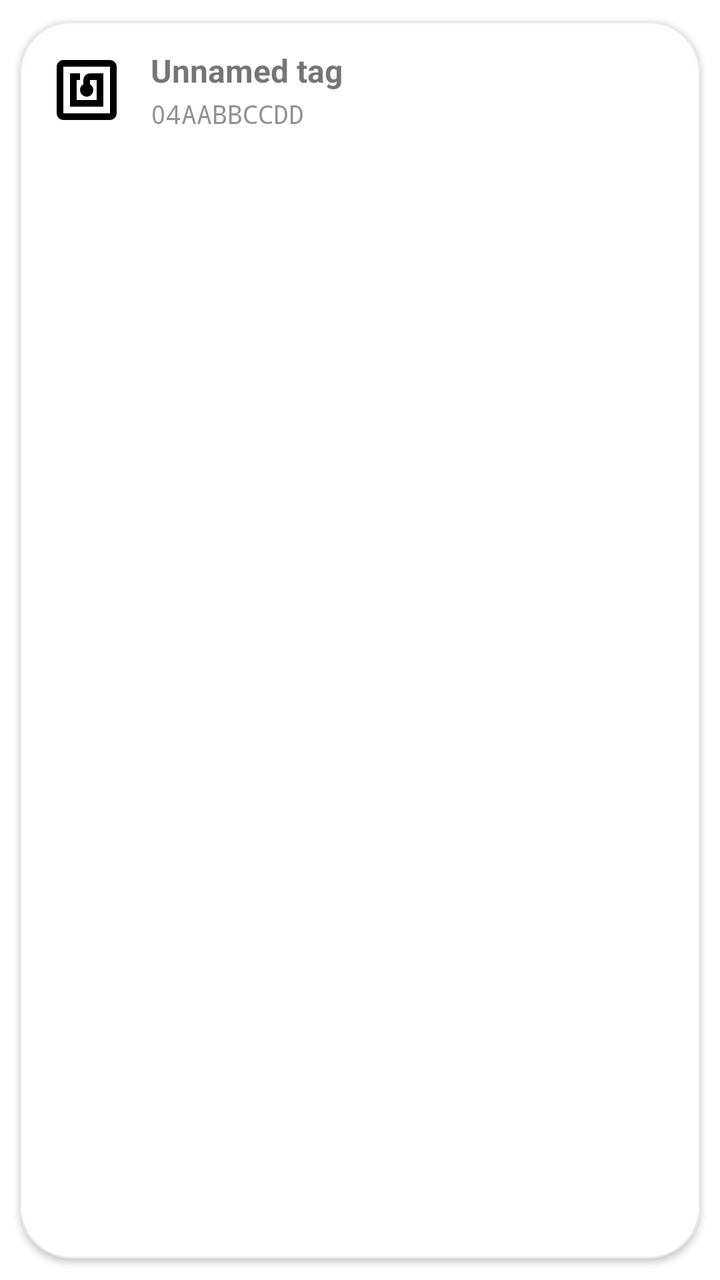
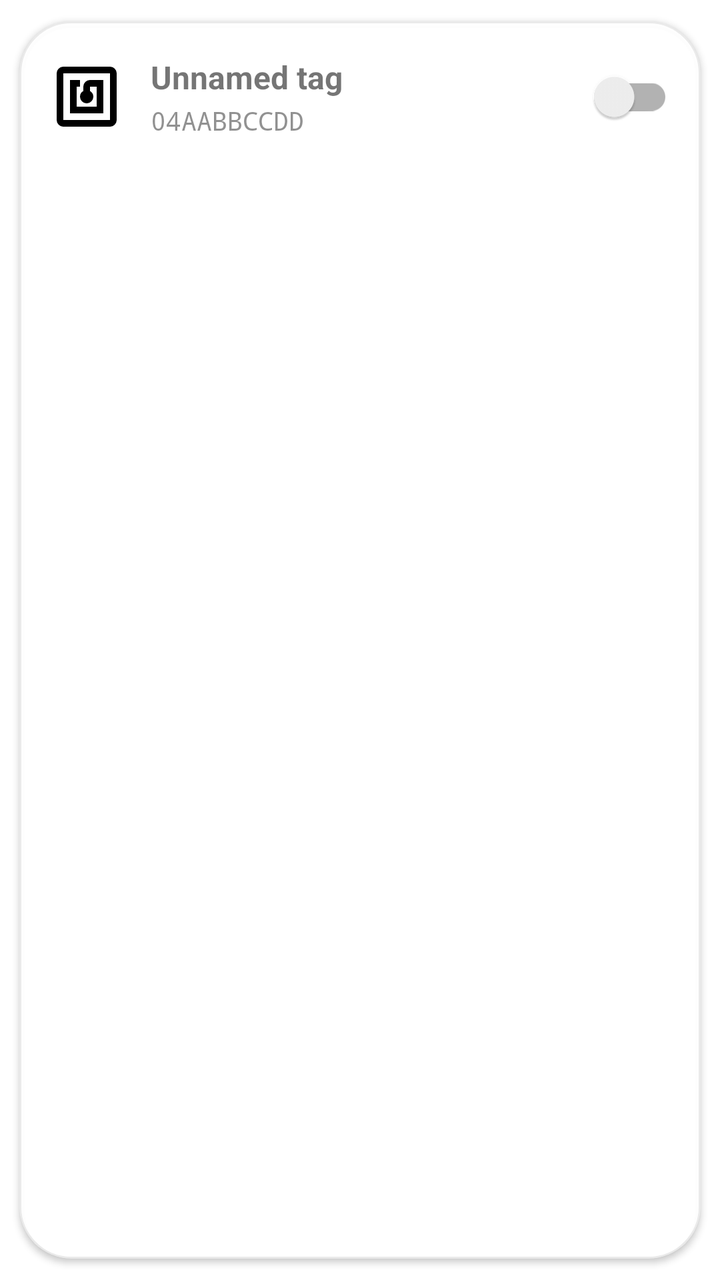

The first picture is an Android layout as it rendered before a commit; the second is the same layout after the commit. The layout source and the unified diff follow.
<!-- AndroidManifest.xml: application theme Theme.Switchly -->
<!-- res/layout/item_paired_tag.xml -->
<?xml version="1.0" encoding="utf-8"?>
<com.google.android.material.card.MaterialCardView xmlns:android="http://schemas.android.com/apk/res/android"
    xmlns:app="http://schemas.android.com/apk/res-auto"
    style="@style/Switchly.Card"
    android:layout_width="match_parent"
    android:layout_height="wrap_content"
    android:layout_marginBottom="12dp"
    app:cardUseCompatPadding="true">

    <LinearLayout
        android:layout_width="match_parent"
        android:layout_height="wrap_content"
        android:gravity="center_vertical"
        android:orientation="horizontal"
        android:padding="14dp">

        <ImageView
            android:layout_width="40dp"
            android:layout_height="40dp"
            android:contentDescription="@null"
            android:src="@drawable/nfc_24" />

        <Space
            android:layout_width="12dp"
            android:layout_height="1dp" />

        <LinearLayout
            android:layout_width="0dp"
            android:layout_height="wrap_content"
            android:layout_weight="1"
            android:orientation="vertical">

            <TextView
                android:id="@+id/tvName"
                android:layout_width="match_parent"
                android:layout_height="wrap_content"
                android:maxLines="1"
                android:ellipsize="end"
                android:text="@string/paired_tag_default_name"
                android:textSize="16sp"
                android:textStyle="bold" />

            <TextView
                android:id="@+id/tvUid"
                android:layout_width="match_parent"
                android:layout_height="wrap_content"
                android:layout_marginTop="2dp"
                android:fontFamily="monospace"
                android:maxLines="1"
                android:ellipsize="end"
                android:text="@string/paired_tag_uid_placeholder"
                android:textSize="13sp"
                android:alpha="0.8" />

            <TextView
                android:id="@+id/tvNote"
                android:layout_width="match_parent"
                android:layout_height="wrap_content"
                android:layout_marginTop="4dp"
                android:maxLines="2"
                android:ellipsize="end"
                android:text="@string/paired_tag_note_placeholder"
                android:textSize="14sp"
                android:alpha="0.86"
                android:visibility="gone" />
        </LinearLayout>

        <com.google.android.material.checkbox.MaterialCheckBox
            android:id="@+id/cbSelect"
            android:layout_width="wrap_content"
            android:layout_height="wrap_content"
            android:clickable="false"
            android:focusable="false"
            android:visibility="gone" />
    </LinearLayout>

</com.google.android.material.card.MaterialCardView>
<!-- resources referenced by this layout -->
<resources>
  <!-- drawable nfc_24 (drawable) -->
  <vector xmlns:android="http://schemas.android.com/apk/res/android"
      android:width="24dp"
      android:height="24dp"
      android:viewportWidth="960"
      android:viewportHeight="960">
      <path
          android:pathData="M280,680h400v-400L520,280q-33,0 -56.5,23.5T440,360v52q-20,11 -30,28t-10,40q0,33 23.5,56.5T480,560q33,0 56.5,-23.5T560,480q0,-23 -11,-40t-29,-28v-52h80v240L360,600v-240h40v-80L280,280v400ZM200,840q-33,0 -56.5,-23.5T120,760v-560q0,-33 23.5,-56.5T200,120h560q33,0 56.5,23.5T840,200v560q0,33 -23.5,56.5T760,840L200,840ZM200,760h560v-560L200,200v560ZM200,200v560,-560Z"
          android:fillColor="?attr/colorOnSurface"/>
  </vector>
  <string name="paired_tag_default_name">Unnamed tag</string>
  <string name="paired_tag_note_placeholder">Note</string>
  <string name="paired_tag_uid_placeholder">04AABBCCDD</string>
  <style name="Switchly.Card" parent="Widget.MaterialComponents.CardView">
          <item name="shapeAppearance">@style/ShapeAppearance.Switchly.Card</item>
          <item name="cardBackgroundColor">@color/switchly_card_bg</item>
          <item name="strokeColor">@color/switchly_card_stroke</item>
          <item name="strokeWidth">1dp</item>
          <item name="cardElevation">2dp</item>
          <item name="cardUseCompatPadding">true</item>
      </style>
  <style name="ShapeAppearance.Switchly.Card" parent="ShapeAppearance.MaterialComponents.LargeComponent">
          <item name="cornerFamily">rounded</item>
          <item name="cornerSize">26dp</item>
      </style>
  <color name="switchly_card_bg">#F7FFFFFF</color>
  <color name="switchly_card_stroke">#14000000</color>
  <color name="accent_default_green">#2E8B57</color>
  <style name="Switchly.Button" parent="Widget.MaterialComponents.Button">
          <item name="backgroundTint">?attr/colorPrimary</item>
          <item name="android:textColor">@android:color/white</item>
          <item name="cornerRadius">16dp</item>
          <item name="android:textAllCaps">false</item>
          <item name="android:insetTop">0dp</item>
          <item name="android:insetBottom">0dp</item>
          <item name="android:minHeight">52dp</item>
      </style>
  <style name="Switchly.Fab" parent="Widget.MaterialComponents.FloatingActionButton">
          <item name="backgroundTint">?attr/colorPrimary</item>
          <item name="tint">@android:color/white</item>
      </style>
  <style name="Switchly.TopBar" parent="Widget.MaterialComponents.Toolbar">
          
          <item name="android:background">?attr/colorPrimary</item>
          <item name="backgroundTint">?attr/colorPrimary</item>
  
          
          <item name="titleTextColor">@android:color/white</item>
  
          
          <item name="navigationIconTint">@android:color/white</item>
      </style>
  <style name="Switchly.TextInputLayout" parent="Widget.MaterialComponents.TextInputLayout.OutlinedBox">
          <item name="boxStrokeWidth">1dp</item>
          <item name="boxStrokeWidthFocused">2dp</item>
          <item name="boxCornerRadiusTopStart">12dp</item>
          <item name="boxCornerRadiusTopEnd">12dp</item>
          <item name="boxCornerRadiusBottomStart">12dp</item>
          <item name="boxCornerRadiusBottomEnd">12dp</item>
      </style>
  <style name="Switchly.AutoCompleteText" parent="Widget.MaterialComponents.AutoCompleteTextView.OutlinedBox">
          <item name="android:minHeight">56dp</item>
          <item name="android:paddingTop">12dp</item>
          <item name="android:paddingBottom">12dp</item>
          <item name="android:textAppearance">@style/TextAppearance.MaterialComponents.Body1</item>
      </style>
  <style name="ThemeOverlay.Switchly.Dialog" parent="ThemeOverlay.MaterialComponents.MaterialAlertDialog">
          <item name="colorControlActivated">?attr/colorPrimary</item>
          <item name="colorControlHighlight">?attr/colorPrimary</item>
          <item name="colorAccent">?attr/colorPrimary</item>
      </style>
  <!-- unchanged entries left out for length: 1 -->
</resources>

<!-- the commit's change to res/layout/item_paired_tag.xml (unified diff, before → after) -->
@@ -65,6 +65,13 @@
                 android:visibility="gone" />
         </LinearLayout>
 
+        <androidx.appcompat.widget.SwitchCompat
+            android:id="@+id/swTagEnabled"
+            android:layout_width="wrap_content"
+            android:layout_height="wrap_content"
+            android:layout_marginStart="10dp"
+            android:contentDescription="@string/paired_tag_enabled_toggle" />
+
         <com.google.android.material.checkbox.MaterialCheckBox
             android:id="@+id/cbSelect"
             android:layout_width="wrap_content"
<!-- resource entries referenced after the edit -->
@@ -11,6 +11,7 @@
           android:fillColor="?attr/colorOnSurface"/>
   </vector>
   <string name="paired_tag_default_name">Unnamed tag</string>
+  <string name="paired_tag_enabled_toggle">Enable paired tag</string>
   <string name="paired_tag_note_placeholder">Note</string>
   <string name="paired_tag_uid_placeholder">04AABBCCDD</string>
   <style name="Switchly.Card" parent="Widget.MaterialComponents.CardView">
